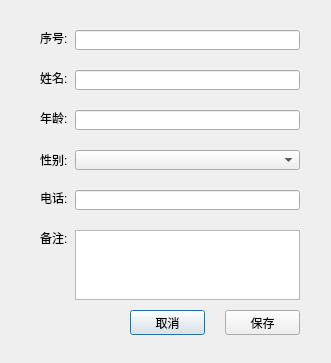
Old version of the form MyPyQt5LearnExamples/TableUiOpt/InfoDlg.ui in the repository blastLittleTiger/PythonModuleNotes.
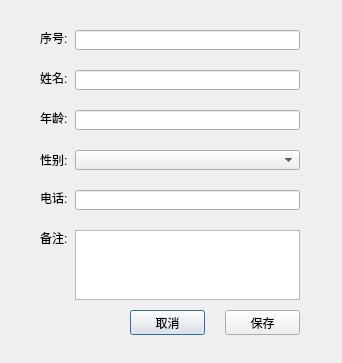
New version of the form. Icons and pictures are not drawn.

What changed in the file:
```diff
--- a/MyPyQt5LearnExamples/TableUiOpt/InfoDlg.ui
+++ b/MyPyQt5LearnExamples/TableUiOpt/InfoDlg.ui
@@ -6,7 +6,7 @@
    <rect>
     <x>0</x>
     <y>0</y>
-    <width>331</width>
+    <width>342</width>
     <height>363</height>
    </rect>
   </property>
```
